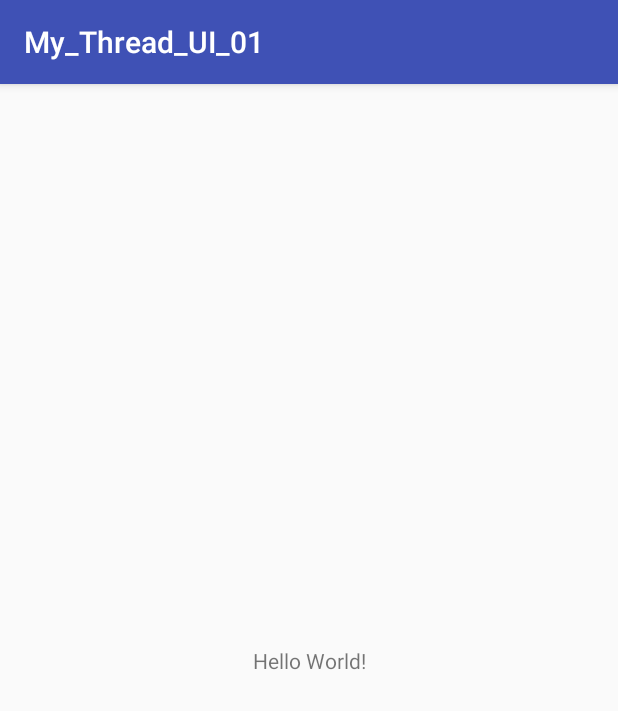
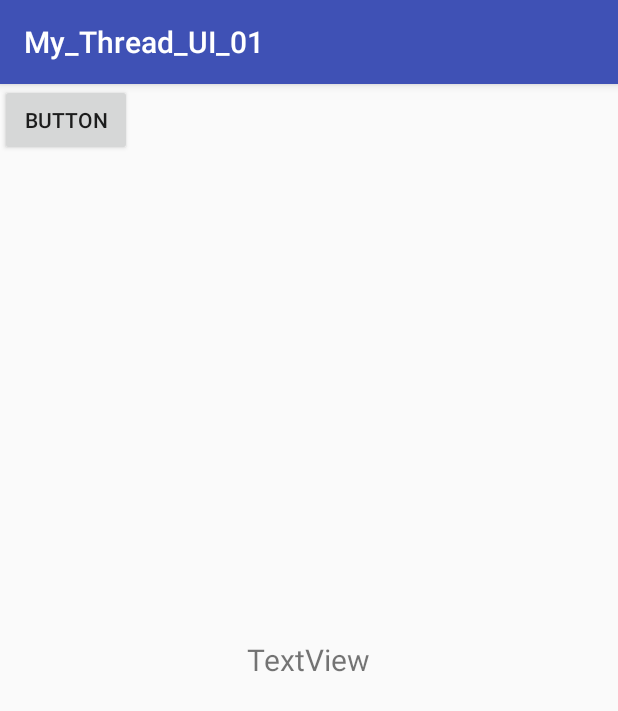
Before and after one commit to zpjgit/My_Thread_UI_01, an Android app: the screen it shows after launch (MainActivity), on a phone screen of 412 x 824 dp. Shown: the top 711 px of the screen. Run offline under Robolectric (Android 15) with nearby library versions, the phone set to English and light mode, and no system bars.

Commit message:
android 里确实不允许在子线程里更新UI的更改

```diff
--- a/app/src/main/java/com/example/administrator/my_thread_ui_01/MainActivity.java
+++ b/app/src/main/java/com/example/administrator/my_thread_ui_01/MainActivity.java
@@ -2,12 +2,39 @@
 
 import android.support.v7.app.AppCompatActivity;
 import android.os.Bundle;
+import android.view.View;
+import android.widget.Button;
+import android.widget.TextView;
 
-public class MainActivity extends AppCompatActivity {
+    public class MainActivity extends AppCompatActivity implements View.OnClickListener {
+
+        private TextView text;
 
     @Override
     protected void onCreate(Bundle savedInstanceState) {
         super.onCreate(savedInstanceState);
         setContentView(R.layout.activity_main);
+
+        text = (TextView) findViewById(R.id.textView1);
+        Button button_1 = (Button) findViewById(R.id.button1);
+        button_1.setOnClickListener(this);
     }
-}
+
+        @Override
+        public void onClick(View v) {
+            switch (v.getId()) {
+
+                case R.id.button1:
+                    new Thread(new Runnable() {
+                        @Override
+                        public void run() {
+                            text.setText("地球，早上好！");
+
+                        }
+                    }).start();
+                    break;
+                 default:
+                     break;
+            }
+        }
+    }
--- a/app/src/main/res/layout/activity_main.xml
+++ b/app/src/main/res/layout/activity_main.xml
@@ -1,18 +1,29 @@
 <?xml version="1.0" encoding="utf-8"?>
-<android.support.constraint.ConstraintLayout xmlns:android="http://schemas.android.com/apk/res/android"
+<RelativeLayout xmlns:android="http://schemas.android.com/apk/res/android"
     xmlns:app="http://schemas.android.com/apk/res-auto"
     xmlns:tools="http://schemas.android.com/tools"
     android:layout_width="match_parent"
     android:layout_height="match_parent"
-    tools:context=".MainActivity">
+    tools:context=".MainActivity"
+    tools:layout_editor_absoluteY="25dp">
+
+    <Button
+        android:id="@+id/button1"
+        android:layout_width="wrap_content"
+        android:layout_height="wrap_content"
+        android:text="Button"
+        tools:layout_editor_absoluteX="16dp"
+        tools:layout_editor_absoluteY="16dp"
+        tools:ignore="MissingConstraints" />
 
     <TextView
+        android:id="@+id/textView1"
+        android:text="TextView"
+        android:textSize="20sp"
         android:layout_width="wrap_content"
         android:layout_height="wrap_content"
-        android:text="Hello World!"
-        app:layout_constraintBottom_toBottomOf="parent"
-        app:layout_constraintLeft_toLeftOf="parent"
-        app:layout_constraintRight_toRightOf="parent"
-        app:layout_constraintTop_toTopOf="parent" />
+        android:layout_centerInParent="true"
 
-</android.support.constraint.ConstraintLayout>
+        />
+
+</RelativeLayout>
--- a/app/src/main/res/values/styles.xml
+++ b/app/src/main/res/values/styles.xml
@@ -1,7 +1,7 @@
 <resources>
 
     <!-- Base application theme. -->
-    <style name="AppTheme" parent="Theme.AppCompat.Light.DarkActionBar">
+    <style name="AppTheme" parent="Base.Theme.AppCompat.Light.DarkActionBar">
         <!-- Customize your theme here. -->
         <item name="colorPrimary">@color/colorPrimary</item>
         <item name="colorPrimaryDark">@color/colorPrimaryDark</item>
```
